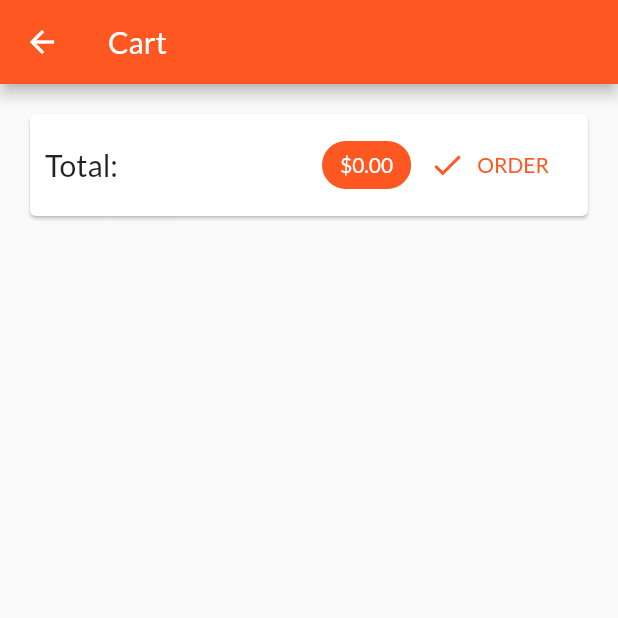
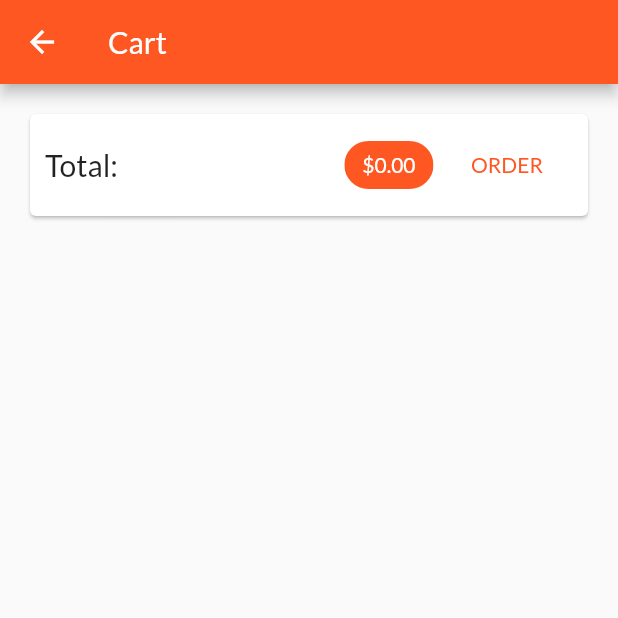
Before and after one commit to shimonster/shop_app, a Flutter app: the CartScreen screen opened by its route, on a phone screen of 412 x 824 dp, the top half of it. Run offline on Flutter 3.47's test engine with Material 2 defaults, Android fonts, the phone set to English and light mode, and no system bars; network calls fail.

Commit message:
checked logic from previous push with videos

```diff
--- a/lib/main.dart
+++ b/lib/main.dart
@@ -3,7 +3,7 @@ import 'package:provider/provider.dart';
 
 import './screens/show_products_screen.dart';
 import './screens/product_details_screen.dart';
-import './screens/cart_screen.dart';
+import 'screens/cart_screen.dart';
 import './screens/orders_screen.dart';
 import './screens/edit_product_screen.dart';
 import './screens/user_products_screen.dart';
--- a/lib/providers/products.dart
+++ b/lib/providers/products.dart
@@ -56,6 +56,9 @@ class Products with ChangeNotifier {
       final response = await http.get(url);
       final extractedData = json.decode(response.body) as Map<String, dynamic>;
       final List<Product> loadedProducts = [];
+      if (extractedData == null) {
+        return;
+      }
       extractedData.forEach((id, info) {
         loadedProducts.add(
           Product(
--- a/lib/screens/cart_screen.dart
+++ b/lib/screens/cart_screen.dart
@@ -1,8 +1,8 @@
 import 'package:flutter/material.dart';
 import 'package:provider/provider.dart';
 
+import '../widgets/order_button.dart';
 import '../providers/cart.dart' show Cart;
-import '../providers/orders.dart';
 import '../widgets/cart_item.dart';
 
 class CartScreen extends StatelessWidget {
@@ -11,11 +11,6 @@ class CartScreen extends StatelessWidget {
   @override
   Widget build(BuildContext context) {
     final cartInfo = Provider.of<Cart>(context);
-    final orders = Provider.of<Orders>(
-      context,
-      listen: false,
-    );
-
     return Scaffold(
       appBar: AppBar(
         title: Text('Cart'),
@@ -42,26 +37,10 @@ class CartScreen extends StatelessWidget {
                     ),
                     backgroundColor: Theme.of(context).primaryColor,
                   ),
-                  FlatButton.icon(
-                      icon: Icon(
-                        Icons.check,
-                        color: Theme.of(context).primaryColor,
-                      ),
-                      label: Text(
-                        'ORDER',
-                        style: TextStyle(color: Theme.of(context).primaryColor),
-                      ),
-                      onPressed: () {
-                        orders
-                            .addOrder(
-                          cartInfo.cartItems.values.toList(),
-                          cartInfo.totalPrice,
-                        )
-                            .then((_) {
-                          print('after add order');
-                          cartInfo.clearCart();
-                        });
-                      })
+                  SizedBox(
+                    width: 5,
+                  ),
+                  OrderButton(),
                 ],
               ),
             ),
--- a/lib/screens/show_products_screen.dart
+++ b/lib/screens/show_products_screen.dart
@@ -1,7 +1,7 @@
 import 'package:flutter/material.dart';
 import 'package:provider/provider.dart';
 
-import './cart_screen.dart';
+import 'cart_screen.dart';
 import '../main.dart';
 import '../widgets/icon_badge.dart';
 import '../widgets/products_grid.dart';
--- a/lib/widgets/cart_item.dart
+++ b/lib/widgets/cart_item.dart
@@ -74,7 +74,7 @@ class CartItem extends StatelessWidget {
               backgroundColor: Theme.of(context).primaryColor,
             ),
             title: Text(title),
-            subtitle: Text('Price per item: \$${(price * quantity)}'),
+            subtitle: Text('Price per item: \$${(price * quantity).toStringAsFixed(2)}'),
             trailing: Padding(
               padding: const EdgeInsets.only(right: 20),
               child: Text(
--- /dev/null
+++ b/lib/widgets/order_button.dart
@@ -0,0 +1,52 @@
+import 'package:flutter/material.dart';
+import 'package:provider/provider.dart';
+
+import '../providers/orders.dart';
+import '../providers/cart.dart';
+
+class OrderButton extends StatefulWidget {
+
+  @override
+  _OrderButtonState createState() => _OrderButtonState();
+}
+
+class _OrderButtonState extends State<OrderButton> {
+  var _isLoading = false;
+
+  @override
+  Widget build(BuildContext context) {
+    final cartInfo = Provider.of<Cart>(context);
+    final orders = Provider.of<Orders>(
+      context,
+      listen: false,
+    );
+    return FlatButton(
+      child: _isLoading
+          ? SizedBox(
+              child: CircularProgressIndicator(
+                strokeWidth: 2,
+              ),
+              height: 15,
+              width: 15,
+            )
+          : Text(
+              'ORDER',
+            ),
+      textColor: Theme.of(context).primaryColor,
+      onPressed: _isLoading || cartInfo.cartItems.isEmpty
+          ? null
+          : () async {
+              setState(() {
+                _isLoading = true;
+              });
+              await orders.addOrder(
+                  cartInfo.cartItems.values.toList(),
+                  cartInfo.totalPrice);
+              cartInfo.clearCart();
+              setState(() {
+                _isLoading = false;
+              });
+            },
+    );
+  }
+}
--- a/lib/widgets/order_item.dart
+++ b/lib/widgets/order_item.dart
@@ -30,7 +30,7 @@ class _OrderItemState extends State<OrderItem> {
               width: 3,
             )),
             child: ListTile(
-              title: Text('\$${widget.order.price}'),
+              title: Text('\$${widget.order.price.toStringAsFixed(2)}'),
               subtitle: Text(
                 DateFormat('MM/dd/yyyy, hh:mm').format(widget.order.dateTime),
               ),
```
Also changed, not shown: lib/providers/orders.dart (+16 -16 lines), lib/providers/product.dart (+2 -7 lines), lib/screens/orders_screen.dart (+7 -7 lines).
